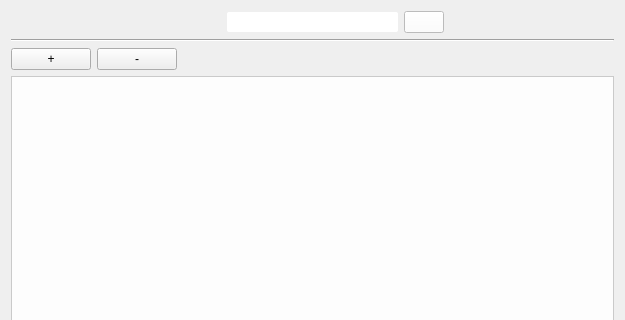
This is foodwidget.ui in jesusgp22/Icemart as Qt 5 draws it before an edit; both pictures show x 0 to 625 and y 0 to 320 of the 625 by 483 pixel window. The edited form follows.
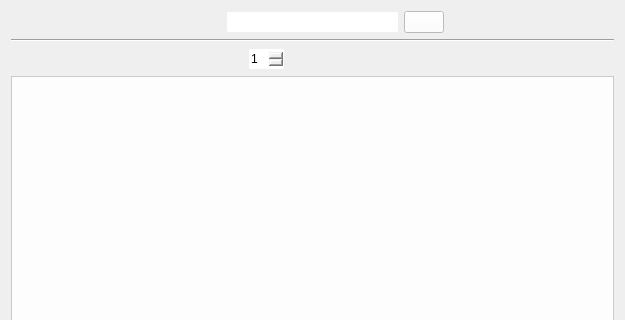
This is the edited form. Icons and pictures are not drawn.

```diff
--- a/foodwidget.ui
+++ b/foodwidget.ui
@@ -115,17 +115,75 @@
    </item>
    <item>
     <layout class="QHBoxLayout" name="horizontalLayout_2">
+     <item>
+      <spacer name="horizontalSpacer_4">
+       <property name="orientation">
+        <enum>Qt::Horizontal</enum>
+       </property>
+       <property name="sizeHint" stdset="0">
+        <size>
+         <width>40</width>
+         <height>20</height>
+        </size>
+       </property>
+      </spacer>
+     </item>
+     <item>
+      <widget class="QSpinBox" name="spinBox">
+       <property name="minimumSize">
+        <size>
+         <width>35</width>
+         <height>20</height>
+        </size>
+       </property>
+       <property name="styleSheet">
+        <string notr="true">border-radius: 2px;</string>
+       </property>
+       <property name="accelerated">
+        <bool>true</bool>
+       </property>
+       <property name="value">
+        <number>1</number>
+       </property>
+      </widget>
+     </item>
      <item>
       <widget class="QPushButton" name="addButton">
        <property name="text">
-        <string>+</string>
+        <string/>
+       </property>
+       <property name="icon">
+        <iconset resource="res.qrc">
+         <normaloff>:/res/addicon.png</normaloff>:/res/addicon.png</iconset>
+       </property>
+       <property name="iconSize">
+        <size>
+         <width>32</width>
+         <height>32</height>
+        </size>
+       </property>
+       <property name="flat">
+        <bool>true</bool>
        </property>
       </widget>
      </item>
      <item>
       <widget class="QPushButton" name="removeButton">
        <property name="text">
-        <string>-</string>
+        <string/>
+       </property>
+       <property name="icon">
+        <iconset resource="res.qrc">
+         <normaloff>:/res/minusicon.ico</normaloff>:/res/minusicon.ico</iconset>
+       </property>
+       <property name="iconSize">
+        <size>
+         <width>32</width>
+         <height>32</height>
+        </size>
+       </property>
+       <property name="flat">
+        <bool>true</bool>
        </property>
       </widget>
      </item>
```
Left out of the diff: 6 changed lines with no effect on the pictures.
